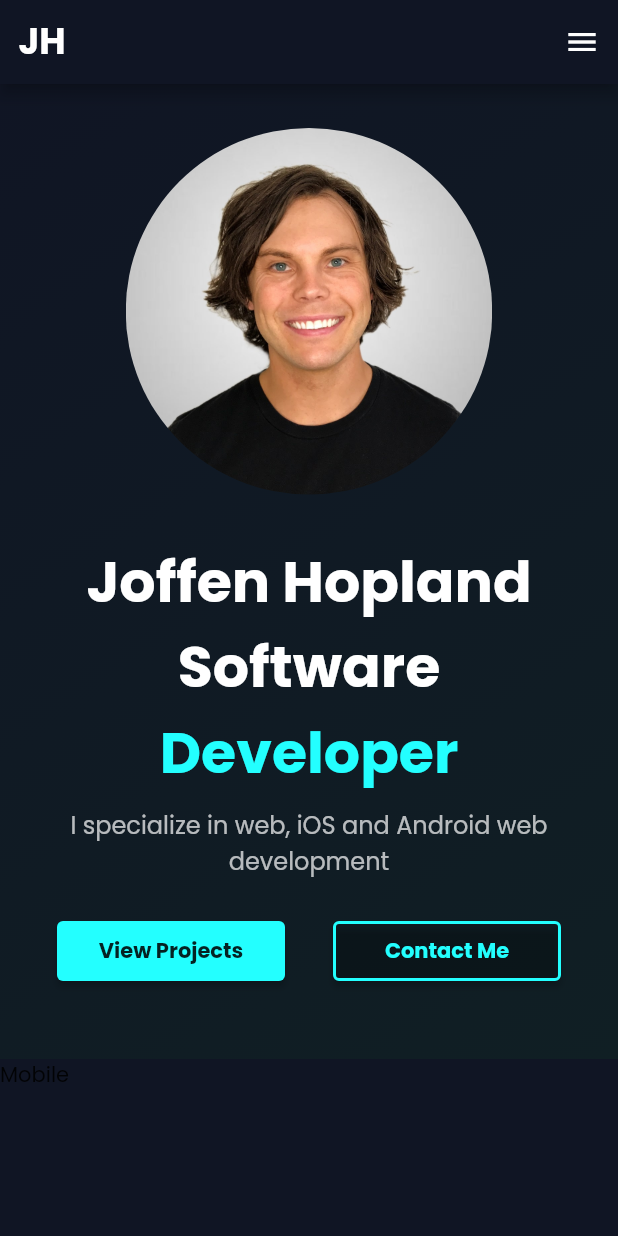
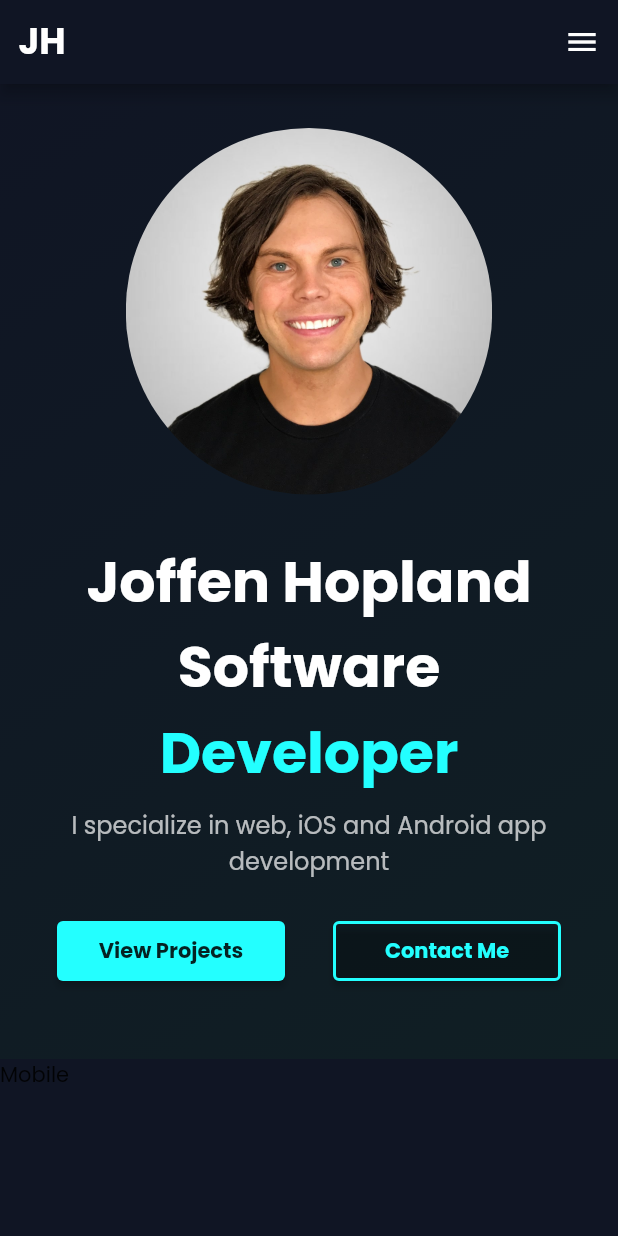
Before and after one commit to joffenhopland/portfolio, a Flutter app: the screen it shows after launch, on a phone screen of 412 x 824 dp. Run offline on Flutter 3.47's test engine with Material 2 defaults, Android fonts, the phone set to English and light mode, and no system bars; our stand-ins replace google_fonts.

```diff
--- a/lib/sections/home_section.dart
+++ b/lib/sections/home_section.dart
@@ -102,7 +102,7 @@ class _HomeSectionState extends State<HomeSection> {
                     const Padding(
                       padding: EdgeInsets.symmetric(vertical: 8.0),
                       child: Text(
-                        "I specialize in web, iOS and Android web development",
+                        "I specialize in web, iOS and Android app development",
                         style: TextStyle(
                           color: Colors.white70,
                           fontSize: 16,
```
